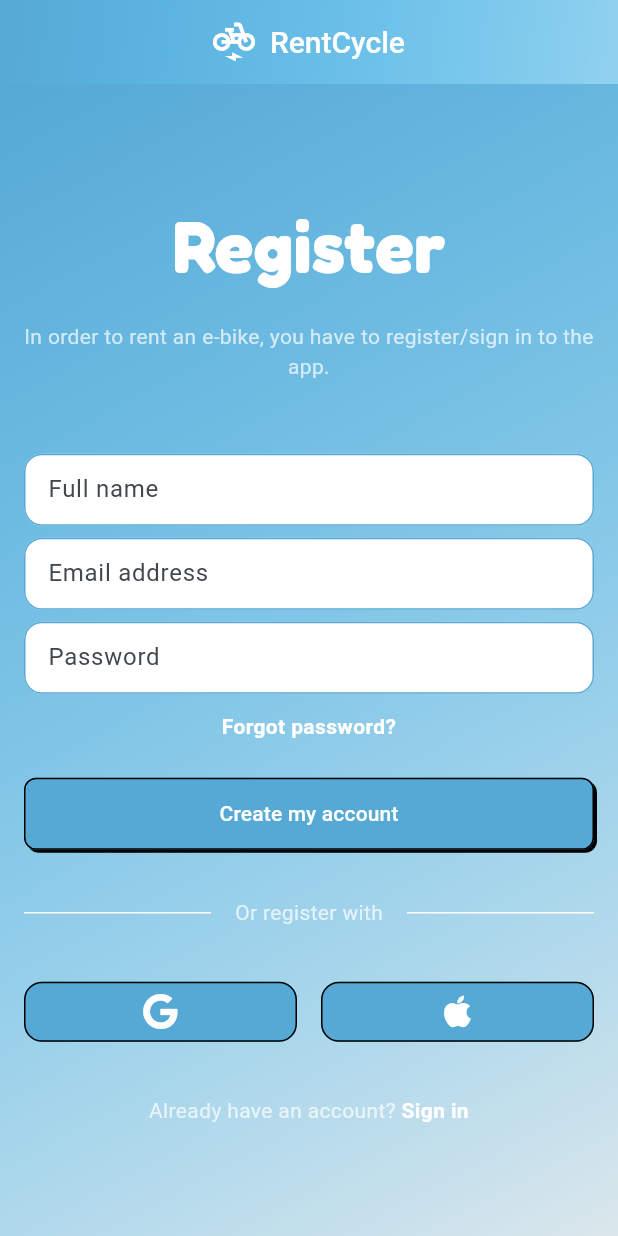
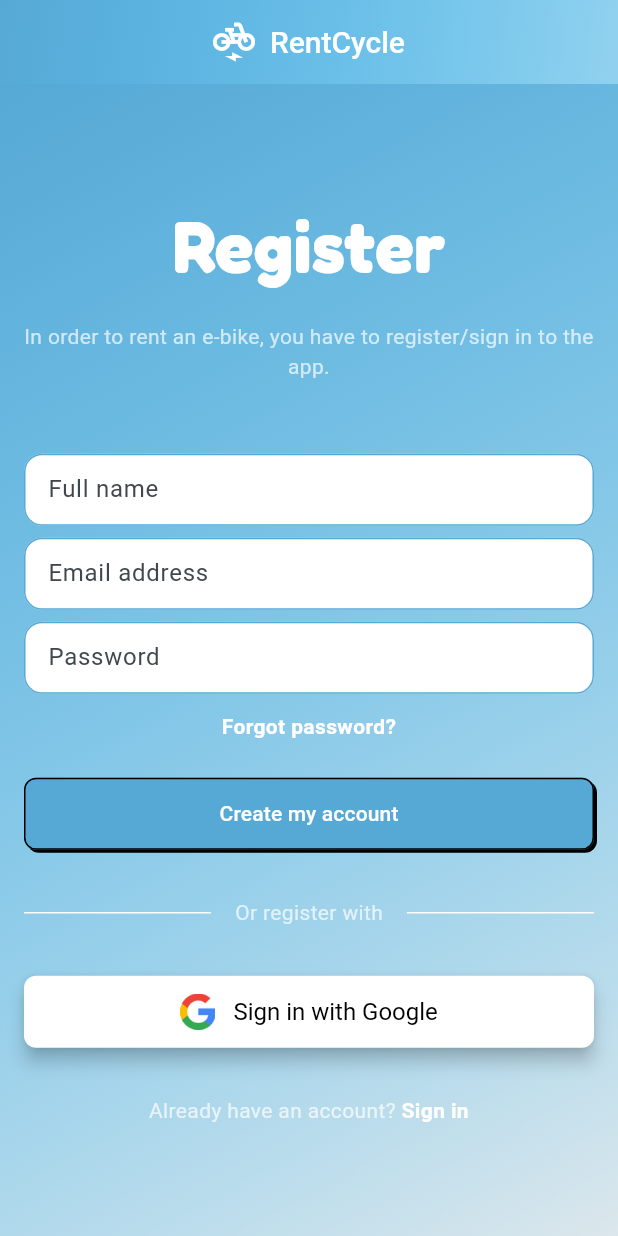
Before and after one commit to bassma734/rentingebike, a Flutter app: the screen it shows after launch, on a phone screen of 412 x 824 dp. Run offline on Flutter 3.47's test engine with Material 3 defaults, Android fonts, the phone set to English and light mode, and no system bars; our stand-ins replace cloud_firestore, firebase_auth, firebase_core, font_awesome_flutter, google_maps_flutter, google_sign_in and 2 more; missing offline and left inert: mqtt_client, qr_mobile_vision; accounts and stored records are empty; generated files the repository leaves out were written again.

Commit message:
registration_google

```diff
--- a/lib/pages/registration_page.dart
+++ b/lib/pages/registration_page.dart
@@ -1,13 +1,11 @@
 import 'package:flutter/gestures.dart';
 import 'package:flutter/material.dart';
-import 'package:font_awesome_flutter/font_awesome_flutter.dart';
 import 'package:provider/provider.dart';
 import '../change_notifiers/registration_controller.dart';
 import '../core/constants.dart';
 import '../core/validator.dart';
 import '../widgets/note_button.dart';
 import '../widgets/note_form_field.dart';
-import '../widgets/note_icon_button_outlined.dart';
 import 'recover_password_page.dart';
 
 class RegistrationPage extends StatefulWidget {
@@ -23,7 +21,7 @@ class _RegistrationPageState extends State<RegistrationPage> {
   late final TextEditingController emailController;
   late final TextEditingController passwordController;
   late final GlobalKey<FormState> formKey;
-  String pageTitle = 'Register';  // Add a title state variable
+  String pageTitle = 'Register'; // Add a title state variable
 
   @override
   void initState() {
@@ -45,7 +43,7 @@ class _RegistrationPageState extends State<RegistrationPage> {
 
   void updateTitle() {
     setState(() {
-      pageTitle = registrationController.isRegisterMode ? 'Register' : 'Sign in';  // Update title based on mode
+      pageTitle = registrationController.isRegisterMode ? 'Register' : 'Sign in'; // Update title based on mode
     });
   }
 
@@ -99,7 +97,7 @@ class _RegistrationPageState extends State<RegistrationPage> {
                     crossAxisAlignment: CrossAxisAlignment.stretch,
                     children: [
                       Text(
-                        pageTitle,  // Use the state variable for the title
+                        pageTitle, // Use the state variable for the title
                         textAlign: TextAlign.center,
                         style: const TextStyle(
                           fontSize: 48,
@@ -217,18 +215,33 @@ class _RegistrationPageState extends State<RegistrationPage> {
                       Row(
                         children: [
                           Expanded(
-                            child: NoteIconButtonOutlined(
-                              icon: FontAwesomeIcons.google,
+                            child: ElevatedButton(
                               onPressed: () {
                                 registrationController.authenticateWithGoogle(context: context);
                               },
-                            ),
-                          ),
-                          const SizedBox(width: 16),
-                          Expanded(
-                            child: NoteIconButtonOutlined(
-                              icon: FontAwesomeIcons.apple,
-                              onPressed: () {},
+                              style: ElevatedButton.styleFrom(
+                                foregroundColor: Colors.black, backgroundColor: Colors.white, // Button text color
+                                padding: const EdgeInsets.symmetric(vertical: 12),
+                                shape: RoundedRectangleBorder(
+                                  borderRadius: BorderRadius.circular(8),
+                                ),
+                                textStyle: const TextStyle(fontSize: 16),
+                                elevation: 5, // Add shadow for better appearance
+                              ),
+                              child: Row(
+                                mainAxisAlignment: MainAxisAlignment.center,
+                                children: [
+                                  Image.asset(
+                                    'assets/google_logo.png',
+                                    height: 24, // Adjust the height as needed
+                                  ),
+                                  const SizedBox(width: 12),
+                                  const Text(
+                                    'Sign in with Google',
+                                    style: TextStyle(color: Colors.black),
+                                  ),
+                                ],
+                              ),
                             ),
                           ),
                         ],
@@ -253,7 +266,7 @@ class _RegistrationPageState extends State<RegistrationPage> {
                                 ..onTap = () {
                                   setState(() {
                                     registrationController.isRegisterMode = !registrationController.isRegisterMode;
-                                    updateTitle();  // Update the title when mode changes
+                                    updateTitle(); // Update the title when mode changes
                                   });
                                 },
                             ),
--- a/lib/pages/scan_qr_code_onsite.dart
+++ b/lib/pages/scan_qr_code_onsite.dart
@@ -41,6 +41,7 @@ class ScanQRCodePageState extends State<ScanQRCodePage> {
         setState(() {
           qrCode = code!;
           if (qrCode.startsWith('Ebike')) {
+
             Navigator.pushReplacement(
               context,
               MaterialPageRoute(
--- a/pubspec.yaml
+++ b/pubspec.yaml
@@ -88,6 +88,7 @@ flutter:
   assets:
     - assets/images/Ebike.jpeg
     - assets/images/check_icon.png
+    - assets/google_logo.png
 
 
   # An image asset can refer to one or more resolution-specific "variants", see
```
Also changed, not shown: lib/pages/ebike_list_page.dart (+17 -15 lines), lib/pages/success_page.dart (+13 -1 lines), assets/google_logo.png (added).
